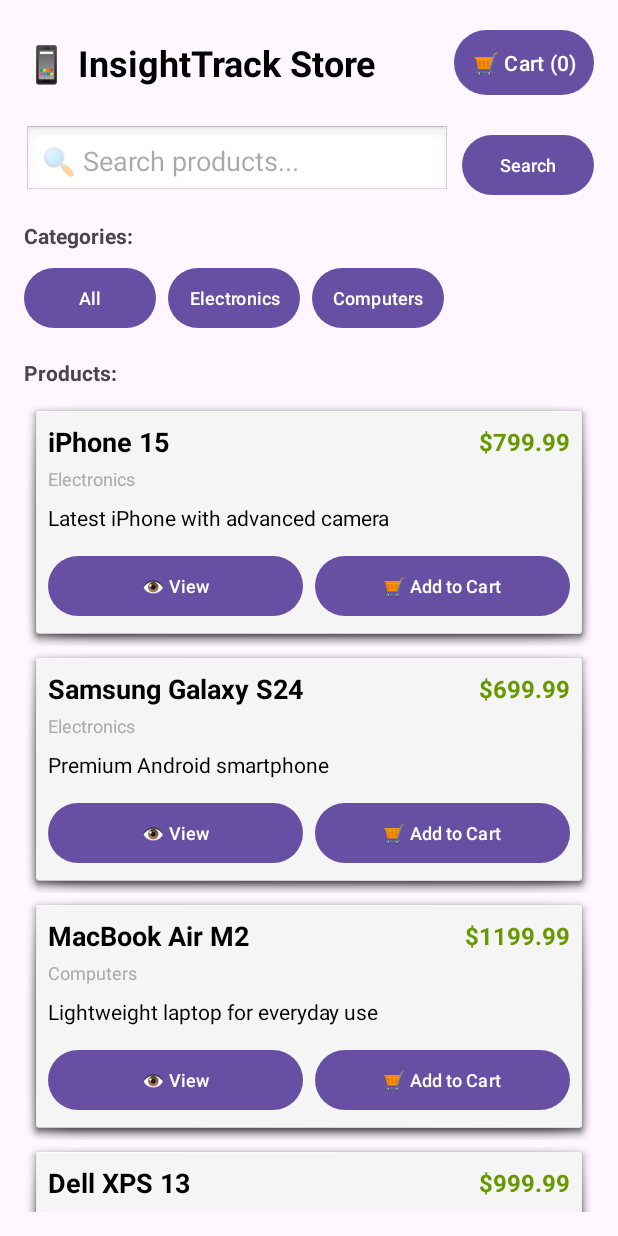
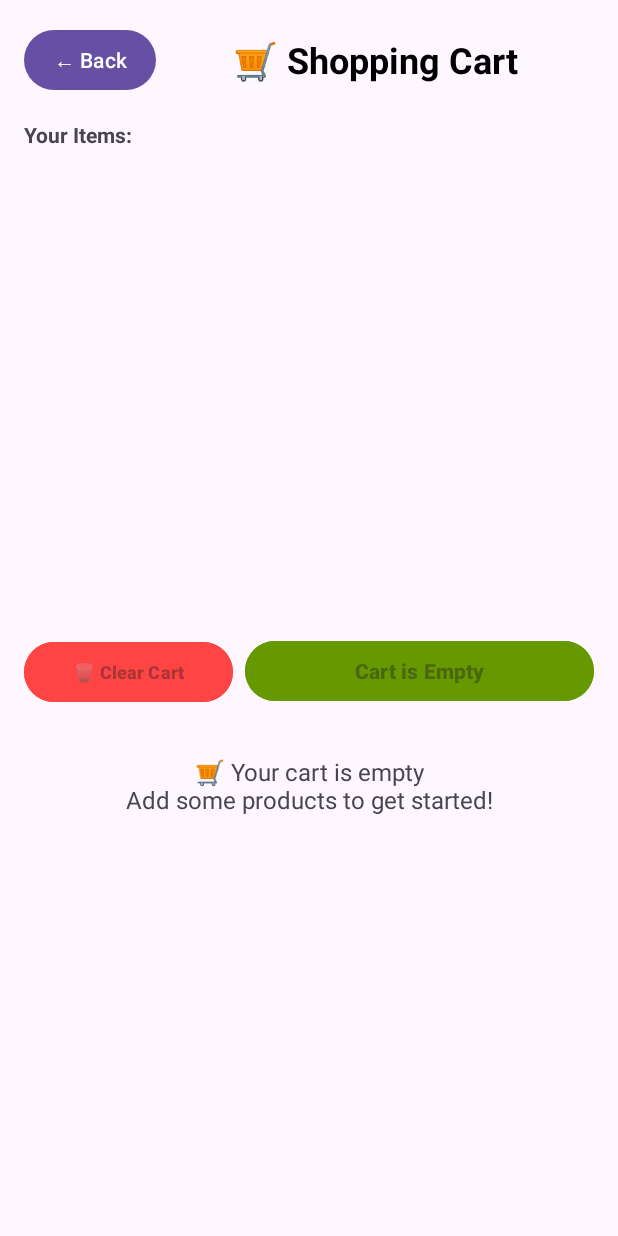
Before and after one commit to michaelarie96/InsightTrack, an Android app: the screen it shows after launch (MainActivity before the commit, CartActivity after it), after a tap on "🛒 Cart (0)", on a phone screen of 412 x 824 dp. Run offline under Robolectric (Android 15) with nearby library versions, the phone set to English and light mode, and no system bars; 9 statements that could not run were skipped.

Commit message:
feat: add cart screen to e-commerce demo with analytics tracking

```diff
--- /dev/null
+++ b/ecommerce-demo-app/app/src/main/java/com/insighttrack/ecommerce/CartActivity.kt
@@ -0,0 +1,213 @@
+package com.insighttrack.ecommerce
+
+import android.os.Bundle
+import android.view.LayoutInflater
+import android.widget.Button
+import android.widget.LinearLayout
+import android.widget.TextView
+import androidx.appcompat.app.AppCompatActivity
+import com.insighttrack.analytics.InsightTrackSDK
+import com.insighttrack.ecommerce.data.CartManager
+import com.insighttrack.ecommerce.data.CartItem
+
+/**
+ * Cart Screen - Shows items in shopping cart
+ *
+ * This screen handles:
+ * - Displaying all cart items with quantities and prices
+ * - Allowing quantity changes (+ and - buttons)
+ * - Removing items from cart
+ * - Showing cart totals
+ * - Proceeding to checkout
+ * - Analytics tracking for all cart operations
+ */
+class CartActivity : AppCompatActivity() {
+
+    // UI elements
+    private lateinit var cartItemsContainer: LinearLayout
+    private lateinit var totalItemsText: TextView
+    private lateinit var totalPriceText: TextView
+    private lateinit var checkoutButton: Button
+    private lateinit var clearCartButton: Button
+    private lateinit var emptyCartMessage: LinearLayout
+    private lateinit var cartSummarySection: LinearLayout
+
+    override fun onCreate(savedInstanceState: Bundle?) {
+        super.onCreate(savedInstanceState)
+        setContentView(R.layout.activity_cart)
+
+        initializeViews()
+        setupClickListeners()
+        displayCartItems()
+
+        // Track screen view analytics
+        InsightTrackSDK.getInstance().trackScreenView("CartScreen")
+        InsightTrackSDK.getInstance().trackEvent("cart_screen_viewed", mapOf(
+            "cart_items_count" to CartManager.itemCount,
+            "cart_total_value" to CartManager.totalPrice,
+            "source" to "product_list_navigation"
+        ))
+
+        println("🛒 Cart screen loaded with ${CartManager.itemCount} items")
+    }
+
+    private fun initializeViews() {
+        cartItemsContainer = findViewById(R.id.cart_items_container)
+        totalItemsText = findViewById(R.id.total_items_text)
+        totalPriceText = findViewById(R.id.total_price_text)
+        checkoutButton = findViewById(R.id.checkout_button)
+        clearCartButton = findViewById(R.id.clear_cart_button)
+        cartSummarySection = findViewById(R.id.cart_summary_section)
+
+        updateCartSummary()
+    }
+
+    private fun setupClickListeners() {
+
+        // Back button - return to product list
+        findViewById<Button>(R.id.back_button).setOnClickListener {
+            InsightTrackSDK.getInstance().trackButtonClick("back_button", mapOf(
+                "source_screen" to "cart",
+                "cart_items" to CartManager.itemCount,
+                "cart_abandoned" to true
+            ))
+
+            finish()
+        }
+
+        // Clear cart button - remove all items
+        clearCartButton.setOnClickListener {
+            if (CartManager.itemCount > 0) {
+                val itemsBeforeClear = CartManager.itemCount
+                val valueBeforeClear = CartManager.totalPrice
+
+                CartManager.clearCart()
+
+                // Refresh the display
+                displayCartItems()
+
+                println("🧹 Cart cleared: $itemsBeforeClear items, $$valueBeforeClear")
+            }
+        }
+
+        // Checkout button - proceed to checkout
+        checkoutButton.setOnClickListener {
+            if (CartManager.itemCount > 0) {
+
+                // Track checkout initiation
+                InsightTrackSDK.getInstance().trackCheckout()
+
+                // TODO: Navigate to checkout screen
+                println("💳 Proceeding to checkout with ${CartManager.itemCount} items, $${String.format("%.2f", CartManager.totalPrice)}")
+
+                // For now, just show a message
+                println("🚧 Checkout screen not implemented yet - this would navigate to payment")
+
+            } else {
+                println("⚠️ Cannot checkout with empty cart")
+            }
+        }
+    }
+
+    private fun displayCartItems() {
+        // Clear existing views
+        cartItemsContainer.removeAllViews()
+
+        val cartItems = CartManager.cartItems
+
+        if (cartItems.isEmpty()) {
+            showEmptyCartState()
+        } else {
+            showCartItemsState()
+
+            // Create view for each cart item
+            cartItems.forEach { cartItem ->
+                val itemView = createCartItemView(cartItem)
+                cartItemsContainer.addView(itemView)
+            }
+        }
+
+        updateCartSummary()
+    }
+
+    private fun showEmptyCartState() {
+        findViewById<TextView>(R.id.empty_cart_message).visibility = android.view.View.VISIBLE
+        cartSummarySection.visibility = android.view.View.GONE
+        checkoutButton.isEnabled = false
+        clearCartButton.isEnabled = false
+        checkoutButton.text = "Cart is Empty"
+    }
+
+    private fun showCartItemsState() {
+        findViewById<TextView>(R.id.empty_cart_message).visibility = android.view.View.GONE
+        cartSummarySection.visibility = android.view.View.VISIBLE
+        checkoutButton.isEnabled = true
+        clearCartButton.isEnabled = true
+        checkoutButton.text = "💳 Proceed to Checkout"
+    }
+
+    private fun createCartItemView(cartItem: CartItem): LinearLayout {
+        // Inflate the cart item layout
+        val itemView = LayoutInflater.from(this)
+            .inflate(R.layout.cart_item, null) as LinearLayout
+
+        // Fill in item details
+        itemView.findViewById<TextView>(R.id.cart_item_name).text = cartItem.product.name
+        itemView.findViewById<TextView>(R.id.cart_item_category).text = cartItem.product.category
+        itemView.findViewById<TextView>(R.id.cart_item_unit_price).text = "$${cartItem.product.price} each"
+        itemView.findViewById<TextView>(R.id.cart_item_quantity).text = cartItem.quantity.toString()
+        itemView.findViewById<TextView>(R.id.cart_item_total_price).text = "$${String.format("%.2f", cartItem.totalPrice)}"
+
+        // Set up click listeners for this item
+        setupCartItemClickListeners(itemView, cartItem)
+
+        return itemView
+    }
+
+    /**
+     * Set up click listeners for individual cart item controls
+     */
+    private fun setupCartItemClickListeners(itemView: LinearLayout, cartItem: CartItem) {
+
+        // Decrease quantity button
+        itemView.findViewById<Button>(R.id.decrease_quantity_button).setOnClickListener {
+            val newQuantity = cartItem.quantity - 1
+
+            if (newQuantity <= 0) {
+                CartManager.removeProduct(cartItem.product.id)
+            } else {
+                CartManager.updateQuantity(cartItem.product.id, newQuantity)
+            }
+
+            // Refresh the display
+            displayCartItems()
+        }
+
+        // Increase quantity button
+        itemView.findViewById<Button>(R.id.increase_quantity_button).setOnClickListener {
+            val newQuantity = cartItem.quantity + 1
+
+            CartManager.updateQuantity(cartItem.product.id, newQuantity)
+
+            // Refresh the display
+            displayCartItems()
+        }
+
+        // Remove item button
+        itemView.findViewById<Button>(R.id.remove_item_button).setOnClickListener {
+            CartManager.removeProduct(cartItem.product.id)
+
+            // Refresh the display
+            displayCartItems()
+
+            println("🗑️ Removed ${cartItem.product.name} from cart")
+        }
+    }
+
+    private fun updateCartSummary() {
+        totalItemsText.text = CartManager.totalQuantity.toString()
+        totalPriceText.text = "$${String.format("%.2f", CartManager.totalPrice)}"
+
+        println("📊 Cart summary updated: ${CartManager.totalQuantity} items, $${String.format("%.2f", CartManager.totalPrice)}")
+    }
+}
--- a/ecommerce-demo-app/app/src/main/java/com/insighttrack/ecommerce/MainActivity.kt
+++ b/ecommerce-demo-app/app/src/main/java/com/insighttrack/ecommerce/MainActivity.kt
@@ -78,8 +78,11 @@
                 "source_screen" to "product_list"
             ))
 
-            // TODO: Navigate to cart screen
-            println("🛒 Cart button clicked - will navigate to cart screen")
+            // Navigate to CartActivity
+            val intent = Intent(this, CartActivity::class.java)
+            startActivity(intent)
+
+            println("🛒 Navigating to cart screen with ${CartManager.itemCount} items")
         }
 
         // Search button
--- /dev/null
+++ b/ecommerce-demo-app/app/src/main/res/layout/activity_cart.xml
@@ -0,0 +1,168 @@
+<?xml version="1.0" encoding="utf-8"?>
+<LinearLayout xmlns:android="http://schemas.android.com/apk/res/android"
+    android:layout_width="match_parent"
+    android:layout_height="match_parent"
+    android:orientation="vertical"
+    android:padding="16dp">
+
+    <!-- Header with back button and title -->
+    <LinearLayout
+        android:layout_width="match_parent"
+        android:layout_height="wrap_content"
+        android:orientation="horizontal"
+        android:gravity="center_vertical"
+        android:layout_marginBottom="16dp">
+
+        <Button
+            android:id="@+id/back_button"
+            android:layout_width="wrap_content"
+            android:layout_height="wrap_content"
+            android:text="← Back"
+            android:textSize="14sp"
+            android:padding="8dp" />
+
+        <TextView
+            android:layout_width="0dp"
+            android:layout_height="wrap_content"
+            android:layout_weight="1"
+            android:text="🛒 Shopping Cart"
+            android:textSize="24sp"
+            android:textStyle="bold"
+            android:textColor="@android:color/black"
+            android:gravity="center" />
+
+    </LinearLayout>
+
+    <!-- Cart summary section -->
+    <LinearLayout
+        android:id="@+id/cart_summary_section"
+        android:layout_width="match_parent"
+        android:layout_height="wrap_content"
+        android:orientation="vertical"
+        android:padding="16dp"
+        android:background="@android:drawable/dialog_holo_light_frame"
+        android:layout_marginBottom="16dp">
+
+        <TextView
+            android:layout_width="match_parent"
+            android:layout_height="wrap_content"
+            android:text="Cart Summary"
+            android:textSize="18sp"
+            android:textStyle="bold"
+            android:layout_marginBottom="8dp" />
+
+        <LinearLayout
+            android:layout_width="match_parent"
+            android:layout_height="wrap_content"
+            android:orientation="horizontal">
+
+            <TextView
+                android:layout_width="0dp"
+                android:layout_height="wrap_content"
+                android:layout_weight="1"
+                android:text="Total Items:"
+                android:textSize="14sp" />
+
+            <TextView
+                android:id="@+id/total_items_text"
+                android:layout_width="wrap_content"
+                android:layout_height="wrap_content"
+                android:text="0"
+                android:textSize="14sp"
+                android:textStyle="bold" />
+
+        </LinearLayout>
+
+        <LinearLayout
+            android:layout_width="match_parent"
+            android:layout_height="wrap_content"
+            android:orientation="horizontal"
+            android:layout_marginTop="4dp">
+
+            <TextView
+                android:layout_width="0dp"
+                android:layout_height="wrap_content"
+                android:layout_weight="1"
+                android:text="Total Price:"
+                android:textSize="16sp"
+                android:textStyle="bold" />
+
+            <TextView
+                android:id="@+id/total_price_text"
+                android:layout_width="wrap_content"
+                android:layout_height="wrap_content"
+                android:text="$0.00"
+                android:textSize="16sp"
+                android:textStyle="bold"
+                android:textColor="@android:color/holo_green_dark" />
+
+        </LinearLayout>
+
+    </LinearLayout>
+
+    <!-- Cart items label -->
+    <TextView
+        android:layout_width="match_parent"
+        android:layout_height="wrap_content"
+        android:text="Your Items:"
+        android:textStyle="bold"
+        android:layout_marginBottom="8dp" />
+
+    <!-- Cart items list (scrollable) -->
+    <ScrollView
+        android:layout_width="match_parent"
+        android:layout_height="300dp">
+
+        <LinearLayout
+            android:id="@+id/cart_items_container"
+            android:layout_width="match_parent"
+            android:layout_height="wrap_content"
+            android:orientation="vertical">
+
+            <!-- Cart items will be added here dynamically -->
+
+        </LinearLayout>
+
+    </ScrollView>
+
+    <!-- Bottom action buttons -->
+    <LinearLayout
+        android:layout_width="match_parent"
+        android:layout_height="wrap_content"
+        android:orientation="horizontal"
+        android:layout_marginTop="16dp">
+
+        <Button
+            android:id="@+id/clear_cart_button"
+            android:layout_width="0dp"
+            android:layout_height="48dp"
+            android:layout_weight="1.5"
+            android:text="🗑️ Clear Cart"
+            android:textSize="12sp"
+            android:textStyle="bold"
+            android:layout_marginEnd="8dp"
+            android:backgroundTint="@android:color/holo_red_light" />
+
+        <Button
+            android:id="@+id/checkout_button"
+            android:layout_width="0dp"
+            android:layout_height="48dp"
+            android:layout_weight="2.5"
+            android:text="💳 Proceed to Checkout"
+            android:textStyle="bold"
+            android:backgroundTint="@android:color/holo_green_dark" />
+
+    </LinearLayout>
+
+    <!-- Empty cart message -->
+    <TextView
+        android:id="@+id/empty_cart_message"
+        android:layout_width="match_parent"
+        android:layout_height="wrap_content"
+        android:text="🛒 Your cart is empty\nAdd some products to get started!"
+        android:textSize="16sp"
+        android:gravity="center"
+        android:layout_marginTop="32dp"
+        android:visibility="gone" />
+
+</LinearLayout>
```
Also changed, not shown: ecommerce-demo-app/app/src/main/AndroidManifest.xml (+13 -1 lines), ecommerce-demo-app/app/src/main/res/layout/cart_item.xml (added, +127 -0 lines).
